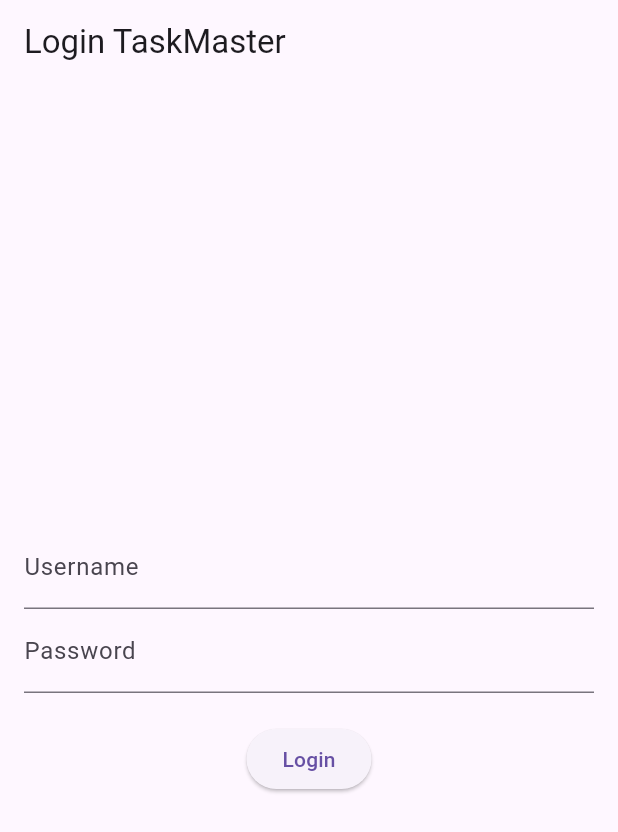
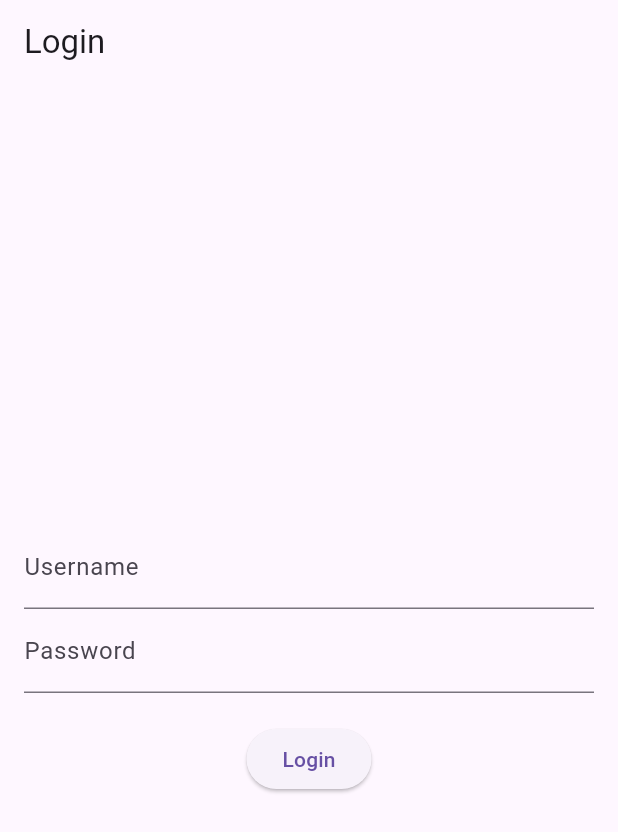
Before and after one commit to saahilmie/H1D023069_Tugas7, a Flutter app: the screen it shows after launch, on a phone screen of 412 x 824 dp. Shown: the top 832 px of the screen. Run offline on Flutter 3.47's test engine with Material 3 defaults, Android fonts, the phone set to English and light mode, and no system bars; our stand-ins replace shared_preferences.

Commit message:
Tugas 7 Pertemuan 9

```diff
--- a/lib/screens/login_page.dart
+++ b/lib/screens/login_page.dart
@@ -49,7 +49,7 @@
   @override
   Widget build(BuildContext context) {
     return Scaffold(
-      appBar: AppBar(title: const Text('Login TaskMaster')),
+      appBar: AppBar(title: const Text('Login')),
       body: FadeTransition(
         opacity: _fadeAnimation,
         child: Padding(
```
Also changed, not shown: assets/images/add_task_screenshot.png (added), assets/images/dark_mode_screenshot.png (added), assets/images/home_screenshot.png (added), assets/images/login_screenshot.png (added), assets/images/side_menu_screenshot.png (added), assets/images/task_list_screenshot.png (added).
